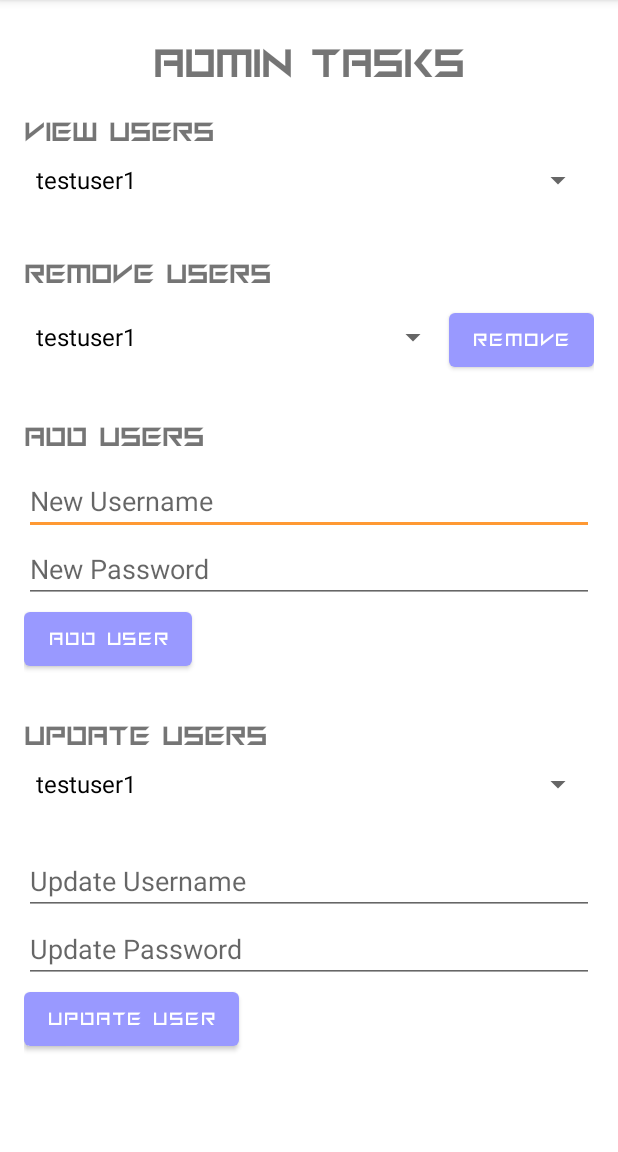
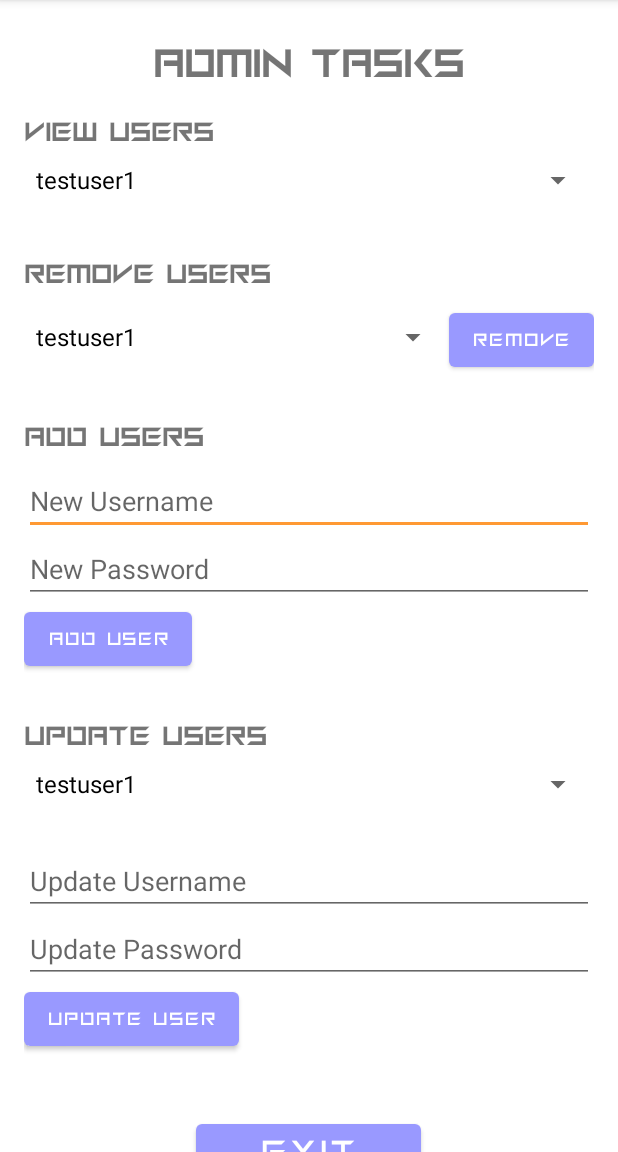
Before and after one commit to nmalsabah/star-trek-trivia-game, an Android app: the AdminTasksActivity screen opened directly, with no data from a screen before it, after a tap on "REMOVE", on a phone screen of 412 x 824 dp, the part 84-1236 px from its top. Run offline under Robolectric (Android 15) with nearby library versions, the phone set to English and light mode, and no system bars; our stand-ins replace Room's generated code; 1 other tap on this screen came first.

Commit message:
Worked on Admin Tasks page bugs.

```diff
--- a/app/src/main/java/com/example/startrek_triviagame/AdminTasksActivity.java
+++ b/app/src/main/java/com/example/startrek_triviagame/AdminTasksActivity.java
@@ -1,6 +1,7 @@
 package com.example.startrek_triviagame;
 
 import android.os.Bundle;
+import android.util.Log;
 import android.view.View;
 import android.widget.ArrayAdapter;
 import android.widget.Button;
@@ -9,14 +10,11 @@ import android.widget.Spinner;
 import android.widget.Toast;
 
 import androidx.appcompat.app.AppCompatActivity;
+import androidx.lifecycle.Observer;
+import androidx.lifecycle.ViewModelProvider;
 
 import java.util.ArrayList;
 import java.util.List;
-
-// NEED TO DO LEFT FOR ADMIN TASKS: UPDATE AND REMOVE USERS DO NOT WORK.
-// NOT UPDATING IN THE LIST AND NOT UPDATING IN THE DATABASE.
-// NEED TO PUT AN EXIT BUTTON ON THE ADMIN TASKS PAGE.
-// NEED TO MAKE THE PAGE SCROLLING IN XML, RUNNING OUT OF ROOM.
 
 public class AdminTasksActivity extends AppCompatActivity {
     private Spinner viewUsersSpinner;
@@ -29,13 +27,18 @@ public class AdminTasksActivity extends AppCompatActivity {
     private Button removeUserButton;
     private Button addUserButton;
     private Button updateUserButton;
+    private Button exitAdminTasksButton;
 
     StarTrekGameDao starTrekGameDao;
+
+    private AdminTasksViewModel adminTasksViewModel;
 
    @Override
     protected void onCreate(Bundle savedInstanceState) {
          super.onCreate(savedInstanceState);
          setContentView(R.layout.activity_admin_tasks);
+
+         adminTasksViewModel = new ViewModelProvider(this).get(AdminTasksViewModel.class);
 
          viewUsersSpinner = findViewById(R.id.viewUsersSpinner);
          removeUserSpinner = findViewById(R.id.removeUserSpinner);
@@ -47,11 +50,15 @@ public class AdminTasksActivity extends AppCompatActivity {
          removeUserButton = findViewById(R.id.removeUserButton);
          addUserButton = findViewById(R.id.addUserButton);
          updateUserButton = findViewById(R.id.updateUserButton);
+         exitAdminTasksButton = findViewById(R.id.exitButton);
 
-         starTrekGameDao = StarTrekGameDatabase.getDatabase(getApplicationContext()).starTrekGameDao();
-
-         List<User> users = starTrekGameDao.getAllUsers();
-         updateSpinners(users);
+         adminTasksViewModel.getAllUsers().observe(this, new Observer<List<User>>() {
+             @Override
+             public void onChanged(List<User> users) {
+                 Log.d("AdminTasksActivity", "User list: " + users.toString());
+                 updateSpinners(users);
+             }
+         });
 
          removeUserButton.setOnClickListener(new View.OnClickListener() {
              @Override
@@ -73,9 +80,16 @@ public class AdminTasksActivity extends AppCompatActivity {
                  updateUser(v);
              }
          });
+
+         exitAdminTasksButton.setOnClickListener(new View.OnClickListener() {
+             @Override
+             public void onClick(View v) {
+                 exitAdminTasks();
+             }
+         });
     }
 
-    private void updateSpinners(List<User> users) {
+    void updateSpinners(List<User> users) {
        List<String> userNames = new ArrayList<>();
        for (User user : users) {
            userNames.add(user.getUserName());
@@ -90,10 +104,12 @@ public class AdminTasksActivity extends AppCompatActivity {
     }
 
     public void removeUser(View view) {
+       Log.d("AdminTasksActivity", "removeUser method called");
+
         String selectedUser = removeUserSpinner.getSelectedItem().toString();
 
         User removeUser = new User(selectedUser, "", false);
-        starTrekGameDao.deleteUser(removeUser);
+        adminTasksViewModel.deleteUser(removeUser);
 
         Toast.makeText(this, selectedUser + " Removed Successfully!", Toast.LENGTH_SHORT).show();
     }
@@ -108,10 +124,7 @@ public class AdminTasksActivity extends AppCompatActivity {
        }
 
        User newUser = new User(newUsername, newPassword, false);
-       starTrekGameDao.insertUser(newUser);
-
-       List<User> users = starTrekGameDao.getAllUsers();
-       updateSpinners(users);
+       adminTasksViewModel.insertUser(newUser);
 
        Toast.makeText(this, newUsername + " Added Successfully!", Toast.LENGTH_SHORT).show();
    }
@@ -125,14 +138,20 @@ public class AdminTasksActivity extends AppCompatActivity {
            return;
        }
 
-       User updateUser = new User(updateUsername, updatePassword, false);
-       updateUser.setUserName(updateUsername);
-       updateUser.setPassword(updatePassword);
-       starTrekGameDao.updateUser(updateUser);
+       User updateUser = adminTasksViewModel.getUserName(updateUsername);
 
-       List<User> users = starTrekGameDao.getAllUsers();
-       updateSpinners(users);
+         if (updateUser != null) {
+              updateUser.setUserName(updateUsername);
+              updateUser.setPassword(updatePassword);
+              adminTasksViewModel.updateUser(updateUser);
 
-       Toast.makeText(this, updateUsername + " Updated Successfully!", Toast.LENGTH_SHORT).show();
+              Toast.makeText(this, updateUsername + " Updated Successfully!", Toast.LENGTH_SHORT).show();
+            } else {
+              Toast.makeText(this, updateUsername + " Not Found!", Toast.LENGTH_SHORT).show();
+            }
    }
+
+    public void exitAdminTasks() {
+         finish();
+    }
 }
--- /dev/null
+++ b/app/src/main/java/com/example/startrek_triviagame/AdminTasksViewModel.java
@@ -0,0 +1,43 @@
+package com.example.startrek_triviagame;
+
+import android.app.Application;
+import android.util.Log;
+
+import androidx.lifecycle.AndroidViewModel;
+import androidx.lifecycle.LiveData;
+import androidx.lifecycle.MutableLiveData;
+
+import java.util.List;
+
+public class AdminTasksViewModel extends AndroidViewModel {
+
+    private StarTrekGameDao starTrekGameDao;
+    private LiveData<List<User>> allUsers;
+
+    public AdminTasksViewModel(Application application) {
+        super(application);
+        starTrekGameDao = StarTrekGameDatabase.getDatabase(application).starTrekGameDao();
+        allUsers = starTrekGameDao.getAllUsers();
+    }
+
+    public LiveData<List<User>> getAllUsers() {
+        return allUsers;
+    }
+
+    public void insertUser(User user) {
+        starTrekGameDao.insertUser(user);
+    }
+
+    public void updateUser(User user) {
+        starTrekGameDao.updateUser(user);
+    }
+
+    public void deleteUser(User user) {
+        Log.d("AdminTasksViewModel", "User to delete: " + user.getUserName());
+        starTrekGameDao.deleteUser(user);
+    }
+
+    public User getUserName(String userName) {
+        return starTrekGameDao.getUserName(userName);
+    }
+}
--- a/app/src/main/java/com/example/startrek_triviagame/MainActivity.java
+++ b/app/src/main/java/com/example/startrek_triviagame/MainActivity.java
@@ -1,6 +1,7 @@
 package com.example.startrek_triviagame;
 
 import androidx.appcompat.app.AppCompatActivity;
+import androidx.lifecycle.Observer;
 
 import android.content.Intent;
 import android.content.SharedPreferences;
@@ -58,76 +59,26 @@ public class MainActivity extends AppCompatActivity {
         if (userId != -1) {
             return;
         }
-//        List<User> users = (List<User>) starTrekGameDao.getAllUsers();
-//        StarTrekGameViewModel mStarTrekViewModel = new StarTrekGameViewModel(this.getApplication());
-        List<User> users = starTrekGameDao.getAllUsers();
-        if (users.size() <= 0) {
-            User testUser = new User("testuser1", "testuser1", false);
-            User adminUser = new User("admin2", "admin2", true);
-            starTrekGameDao.insertUser(testUser);
-            starTrekGameDao.insertUser(adminUser);
-        }
 
-//        Intent intent = LoginActivity.intentFactory(this, userId, isAdmin);
-//        startActivity(intent);
+        //List<User> users = starTrekGameDao.getAllUsers();
+
+        starTrekGameDao.getAllUsers().observe(this, new Observer<List<User>>() {
+            @Override
+            public void onChanged(List<User> users) {
+                if (users.size() <= 0) {
+                    User testUser = new User("testuser1", "testuser1", false);
+                    User adminUser = new User("admin2", "admin2", true);
+                    starTrekGameDao.insertUser(testUser);
+                    starTrekGameDao.insertUser(adminUser);
+                }
+            }
+        });
     }
 }
 
-
-//        checkForUser();
-//
-//
-//        addUserToPreference(userId);
-//        loginUser(userId);
-    //    RecyclerView recyclerView = findViewById(R.id.recyclerview);
-//        adapter = new StarTrekGameListAdapter(new StarTrekGameListAdapter.StarTrekGameDiff());
-//        recyclerView.setAdapter(adapter);
-//        recyclerView.setLayoutManager(new LinearLayoutManager(this));
-//
-//        viewModel = new ViewModelProvider(this).get(StarTrekGameViewModel.class);
-//        viewModel.getAllStarTrekGameItems().observe(this, starTrekGameItems -> {
-//                    adapter.submitList(starTrekGameItems);
-//                });
-
-//    public void onActivityResult(int requestCode, int resultCode, Intent data) {
-//        super.onActivityResult(requestCode, resultCode, data);
-//
-//        if (requestCode == NEW_GAME_ACTIVITY_REQUEST_CODE && resultCode == RESULT_OK) {
-//            StarTrekGameItem starTrekGameItem = new StarTrekGameItem(data.getStringExtra(NewGameActivity.EXTRA_REPLY));
-//            viewModel.insertStarTrekGameItem(starTrekGameItem);
-//        } else {
-//            Toast.makeText(
-//                    getApplicationContext(),
-//                    R.string.empty_not_saved,
-//                    Toast.LENGTH_LONG).show();
+//        if (users.size() <= 0) {
+//            User testUser = new User("testuser1", "testuser1", false);
+//            User adminUser = new User("admin2", "admin2", true);
+//            starTrekGameDao.insertUser(testUser);
+//            starTrekGameDao.insertUser(adminUser);
 //        }
-//    }
-
-
-//
-//    private void loginUser(int userId) {
-//        user = mStarTrekGameDao.getUserId(userId);
-//        invalidateOptionsMenu();
-//    }
-//
-//    private void addUserToPreference(int userId) {
-//        if (preferences == null) {
-//            getPrefs();
-//        }
-//        SharedPreferences.Editor editor = preferences.edit();
-//        editor.putInt("userId", userId);
-//    }
-//
-//    private void clearUserFromIntent() {
-//        getIntent().putExtra("userId", -1);
-//    }
-//
-//    private void clearUserFromPref() {
-//        addUserToPreference(-1);
-//    }
-//
-
-//
-
-//
-//}
--- a/app/src/main/java/com/example/startrek_triviagame/StarTrekGameDao.java
+++ b/app/src/main/java/com/example/startrek_triviagame/StarTrekGameDao.java
@@ -28,6 +28,9 @@ public interface StarTrekGameDao {
     @Delete
     void deleteUser(User user);
 
+    @Query("SELECT * FROM UserInformation")
+    LiveData<List<User>> getAllUsers();
+
     @Query("SELECT * FROM UserInformation WHERE UserId = :userId")
     User getUserId(int userId);
 
@@ -39,21 +42,6 @@ public interface StarTrekGameDao {
 
     @Query("SELECT * FROM UserInformation WHERE IsAdmin = :isAdmin")
     User getIsAdmin(boolean isAdmin);
-
-    @Query("SELECT * FROM UserInformation")
-    List<User> getAllUsers();
-
-    @Query("SELECT * FROM UserInformation WHERE UserName = :userName AND Password = :password")
-    User getUserNameAndPassword(String userName, String password);
-
-    @Query("SELECT * FROM UserInformation WHERE UserName = :userName AND Password = :password AND IsAdmin = :isAdmin")
-    User getUserNameAndPasswordAndAdminStatus(String userName, String password, boolean isAdmin);
-
-    @Query("SELECT * FROM UserInformation WHERE UserName = :userName AND IsAdmin = :isAdmin")
-    User getUserNameAndAdminStatus(String userName, boolean isAdmin);
-
-    @Query("SELECT * FROM UserInformation WHERE Password = :password AND IsAdmin = :isAdmin")
-    User getPasswordAndAdminStatus(String password, boolean isAdmin);
 
     // TriviaQuestions queries
     @Insert
@@ -68,12 +56,6 @@ public interface StarTrekGameDao {
     @Query("SELECT * FROM TriviaQuestions")
     List<TriviaQuestions> getAllTriviaQuestions();
 
-    @Query("SELECT * FROM TriviaQuestions WHERE TriviaQuestionId = :triviaQuestionId")
-    TriviaQuestions getTriviaQuestionId(int triviaQuestionId);
-
-    @Query("SELECT * FROM TriviaQuestions WHERE TriviaQuestion = :triviaQuestion")
-    TriviaQuestions getTriviaQuestion(String triviaQuestion);
-
     // ScoreHistory queries
     @Insert
     void insertScore(ScoreHistory scoreHistory);
@@ -87,12 +69,6 @@ public interface StarTrekGameDao {
     @Query("SELECT * FROM ScoreHistory WHERE UserId = :userId")
     LiveData<List<ScoreHistory>> getAllScores(int userId);
 
-    @Query("SELECT * FROM ScoreHistory WHERE ScoreId = :scoreId")
-    ScoreHistory getScoreId(int scoreId);
-
-    @Query("SELECT * FROM ScoreHistory WHERE IsCorrectAnswer = :isCorrectAnswer")
-    ScoreHistory getIsCorrectAnswer(String isCorrectAnswer);
-
     @Query("SELECT * FROM ScoreHistory WHERE Score = :score")
     LiveData<ScoreHistory> getScore(String score);
 }
--- a/app/src/main/java/com/example/startrek_triviagame/User.java
+++ b/app/src/main/java/com/example/startrek_triviagame/User.java
@@ -28,6 +28,9 @@ public class User {
 
     @ColumnInfo(name = "IsAdmin")
     private boolean isAdmin;
+
+    public User() {
+    }
 
     public User(@NonNull String userName,@NonNull String password, boolean isAdmin) {
         this.userName = userName;
@@ -68,4 +71,15 @@ public class User {
     public void setIsAdmin(boolean admin) {
         isAdmin = admin;
     }
+
+    @NonNull
+    @Override
+    public String toString() {
+        return "User{" +
+                "userId=" + userId +
+                ", userName='" + userName + '\'' +
+                ", password='" + password + '\'' +
+                ", isAdmin=" + isAdmin +
+                '}';
+    }
 }
--- a/app/src/main/res/layout/activity_admin_tasks.xml
+++ b/app/src/main/res/layout/activity_admin_tasks.xml
@@ -1,7 +1,11 @@
 <?xml version="1.0" encoding="utf-8"?>
-<LinearLayout xmlns:android="http://schemas.android.com/apk/res/android"
+<ScrollView xmlns:android="http://schemas.android.com/apk/res/android"
     android:layout_width="match_parent"
-    android:layout_height="match_parent"
+    android:layout_height="match_parent">
+
+    <LinearLayout
+        android:layout_width="match_parent"
+        android:layout_height="wrap_content"
         android:orientation="vertical"
         android:padding="16dp">
 
@@ -21,7 +25,7 @@
             android:layout_height="wrap_content"
             android:layout_marginTop="20dp"
             android:fontFamily="@font/starrenegades_jr9va"
-        android:text="View Users"
+            android:text="@string/view_users"
             android:textSize="20sp"
             android:textStyle="bold" />
 
@@ -38,7 +42,7 @@
             android:layout_height="wrap_content"
             android:layout_marginTop="40dp"
             android:fontFamily="@font/starrenegades_jr9va"
-        android:text="Remove Users"
+            android:text="@string/remove_users"
             android:textSize="20sp"
             android:textStyle="bold" />
 
@@ -61,7 +65,7 @@
                 android:layout_height="wrap_content"
                 android:fontFamily="@font/starrenegades_jr9va"
                 android:onClick="removeUser"
-            android:text="Remove" />
+                android:text="@string/remove" />
         </LinearLayout>
 
         <!-- Add User Section -->
@@ -70,7 +74,7 @@
             android:layout_height="wrap_content"
             android:layout_marginTop="30dp"
             android:fontFamily="@font/starrenegades_jr9va"
-        android:text="Add Users"
+            android:text="@string/add_users"
             android:textSize="20sp"
             android:textStyle="bold" />
 
@@ -79,13 +83,13 @@
             android:layout_width="match_parent"
             android:layout_height="wrap_content"
             android:layout_marginTop="10dp"
-        android:hint="New Username" />
+            android:hint="@string/new_username" />
 
         <EditText
             android:id="@+id/newPasswordEditText"
             android:layout_width="match_parent"
             android:layout_height="wrap_content"
-        android:hint="New Password"
+            android:hint="@string/new_password"
             android:inputType="textPassword" />
 
         <Button
@@ -94,7 +98,7 @@
             android:layout_height="wrap_content"
             android:fontFamily="@font/starrenegades_jr9va"
             android:onClick="addUser"
-        android:text="Add User" />
+            android:text="@string/add_user" />
 
         <!-- Update User Section -->
         <TextView
@@ -102,7 +106,7 @@
             android:layout_height="wrap_content"
             android:layout_marginTop="30dp"
             android:fontFamily="@font/starrenegades_jr9va"
-        android:text="Update Users"
+            android:text="@string/update_users"
             android:textSize="20sp"
             android:textStyle="bold" />
 
@@ -118,13 +122,13 @@
             android:layout_width="match_parent"
             android:layout_height="wrap_content"
             android:layout_marginTop="30dp"
-        android:hint="Update Username" />
+            android:hint="@string/update_username" />
 
         <EditText
             android:id="@+id/updatePasswordEditText"
             android:layout_width="match_parent"
             android:layout_height="wrap_content"
-        android:hint="Update Password"
+            android:hint="@string/update_password"
             android:inputType="textPassword" />
 
         <Button
@@ -133,6 +137,18 @@
             android:layout_height="wrap_content"
             android:fontFamily="@font/starrenegades_jr9va"
             android:onClick="updateUser"
-        android:text="Update User" />
+            android:text="@string/update_user" />
 
+        <Button
+            android:id="@+id/exitButton"
+            android:layout_width="150dp"
+            android:layout_height="wrap_content"
+            android:layout_gravity="center"
+            android:layout_marginTop="40dp"
+            android:layout_marginBottom="10dp"
+            android:fontFamily="@font/starrenegades_jr9va"
+            android:onClick="exitAdminTasks"
+            android:text="@string/exitAdminTasks"
+            android:textSize="25sp" />
     </LinearLayout>
+</ScrollView>
--- a/app/src/main/res/values/strings.xml
+++ b/app/src/main/res/values/strings.xml
@@ -55,4 +55,16 @@
     <string name="refresh">Refresh</string>
     <string name="admin_tasks_page">Admin Tasks</string>
     <string name="select_user">selectUser</string>
+    <string name="add_users">Add Users</string>
+    <string name="remove">Remove</string>
+    <string name="view_users">View Users</string>
+    <string name="remove_users">Remove Users</string>
+    <string name="new_username">New Username</string>
+    <string name="new_password">New Password</string>
+    <string name="add_user">Add User</string>
+    <string name="update_users">Update Users</string>
+    <string name="update_username">Update Username</string>
+    <string name="update_password">Update Password</string>
+    <string name="update_user">Update User</string>
+    <string name="exitAdminTasks">Exit</string>
 </resources>
```
Lines whose indentation alone changed are shown as unchanged.
